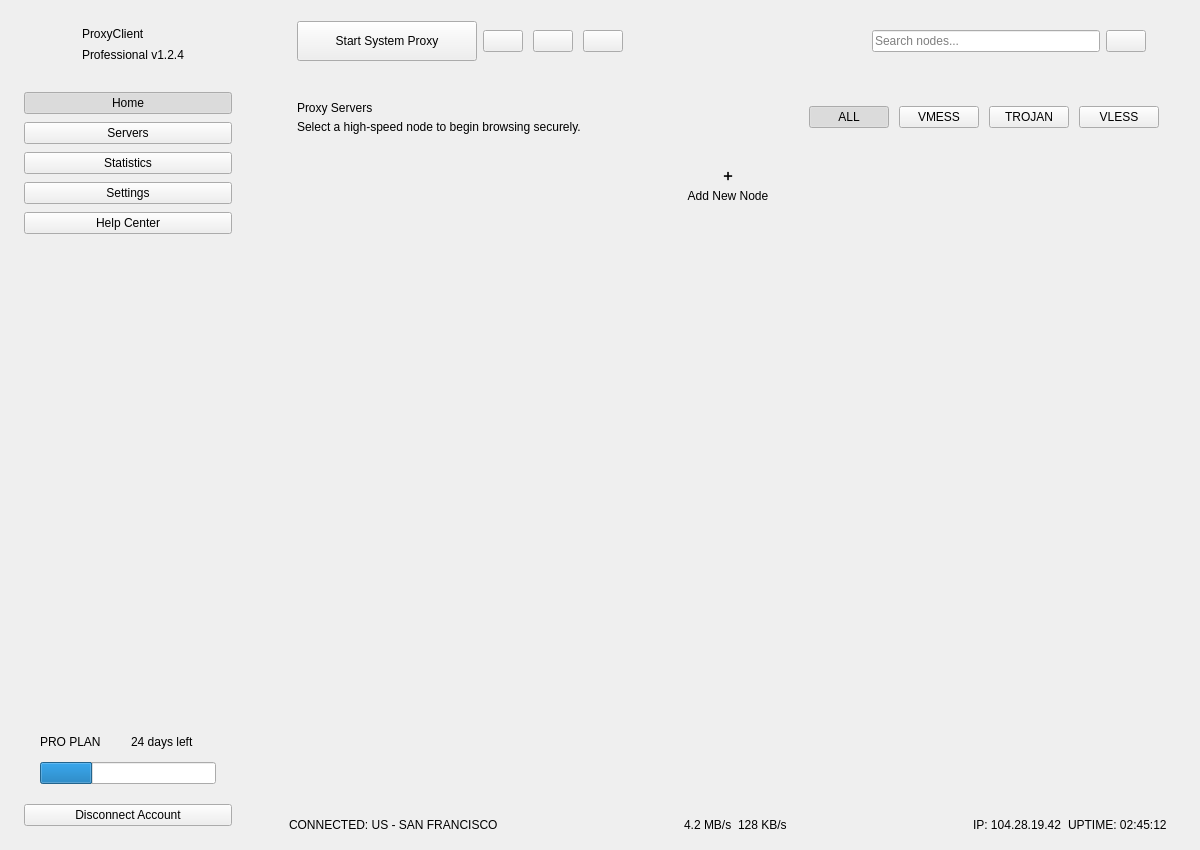
Qt form v2raycpp.ui (llk657843/V2ray) before a commit.
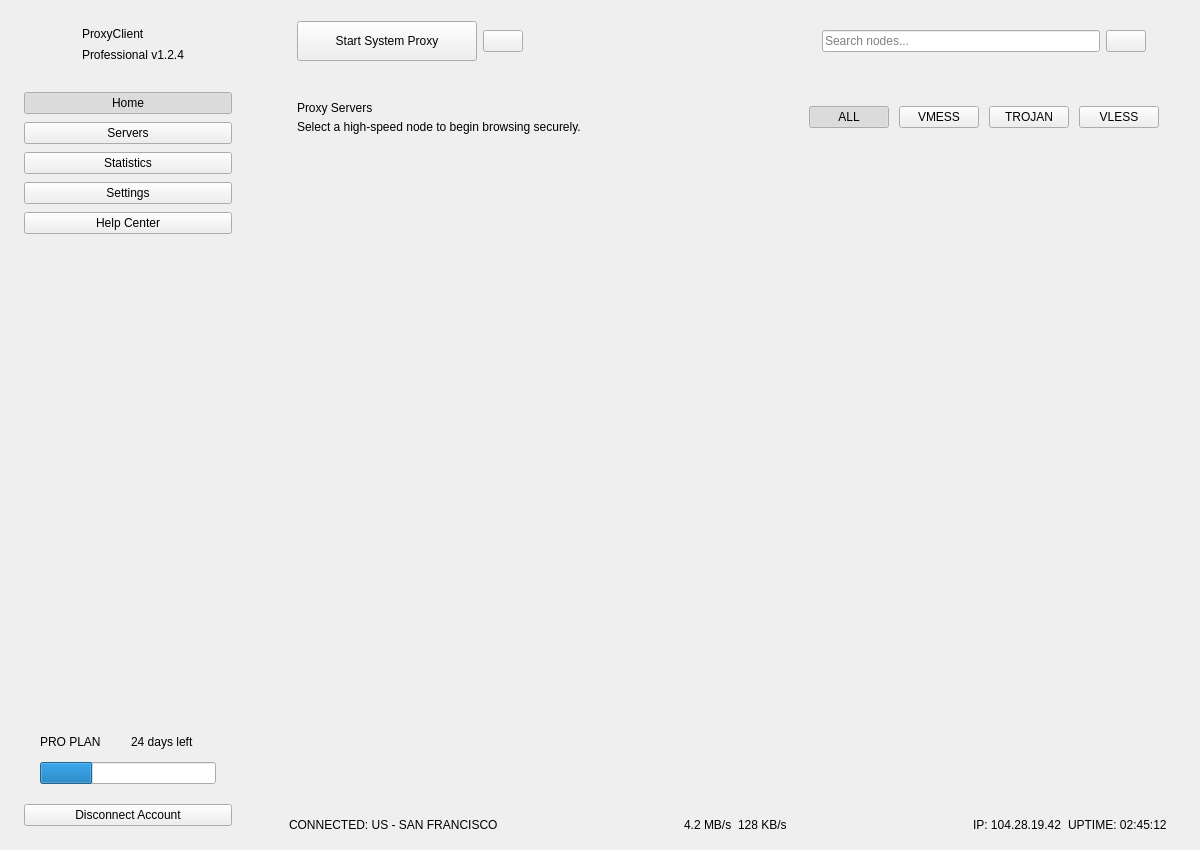
The same form after that commit.

The edit to the form file:
```diff
--- a/v2raycpp.ui
+++ b/v2raycpp.ui
@@ -372,26 +372,6 @@
            <property name="spacing">
             <number>10</number>
            </property>
-           <item>
-            <widget class="QPushButton" name="toolAdd">
-             <property name="text">
-              <string/>
-             </property>
-             <property name="class" stdset="0">
-              <string>iconBtn</string>
-             </property>
-            </widget>
-           </item>
-           <item>
-            <widget class="QPushButton" name="toolDl">
-             <property name="text">
-              <string/>
-             </property>
-             <property name="class" stdset="0">
-              <string>iconBtn</string>
-             </property>
-            </widget>
-           </item>
            <item>
             <widget class="QPushButton" name="toolRefresh">
              <property name="text">
@@ -607,38 +587,29 @@
            </property>
           </spacer>
          </item>
-         <item>
-          <layout class="QGridLayout" name="gridLayout">
-           <property name="spacing">
+         <item alignment="Qt::AlignmentFlag::AlignLeft">
+          <widget class="QFrame" name="fr_cards">
+           <layout class="QFormLayout" name="formLayout">
+            <property name="horizontalSpacing">
             <number>25</number>
            </property>
-           <item row="0" column="0">
-            <widget class="QFrame" name="cardAddNode">
-             <layout class="QVBoxLayout">
-              <item>
-               <widget class="QLabel" name="addNodeIcon">
-                <property name="text">
-                 <string>➕</string>
-                </property>
-                <property name="alignment">
-                 <set>Qt::AlignmentFlag::AlignCenter</set>
-                </property>
-               </widget>
-              </item>
-              <item>
-               <widget class="QLabel" name="addNodeText">
-                <property name="text">
-                 <string>Add New Node</string>
-                </property>
-                <property name="alignment">
-                 <set>Qt::AlignmentFlag::AlignCenter</set>
-                </property>
-               </widget>
-              </item>
-             </layout>
-            </widget>
-           </item>
-          </layout>
+            <property name="verticalSpacing">
+             <number>25</number>
+            </property>
+            <property name="leftMargin">
+             <number>0</number>
+            </property>
+            <property name="topMargin">
+             <number>0</number>
+            </property>
+            <property name="rightMargin">
+             <number>0</number>
+            </property>
+            <property name="bottomMargin">
+             <number>0</number>
+            </property>
+           </layout>
+          </widget>
          </item>
          <item>
           <spacer>
```
Lines whose indentation alone changed are shown as unchanged.
